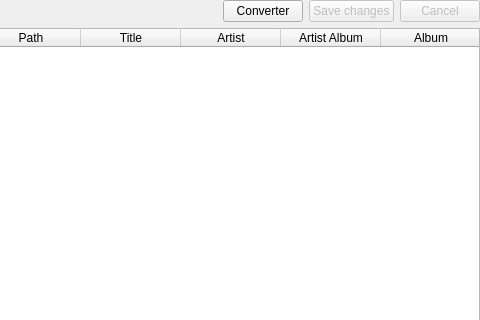
First picture: the form in code/MiamPlayer/tageditor.ui, repository MBach/Miam-Player, before the edit; both pictures show x 120 to 600 and y 0 to 320 of the 600 by 600 pixel window.
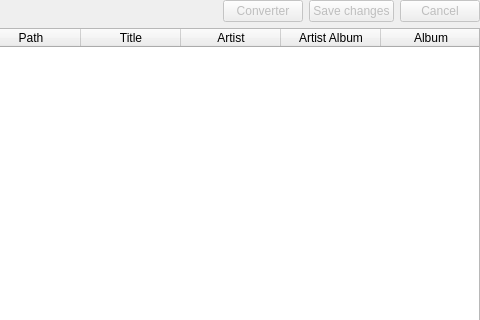
Second picture: the form after the edit. Icons and pictures are not drawn. Custom widgets are drawn as their Qt base class.

The edit to the form file:
```diff
--- a/code/MiamPlayer/tageditor.ui
+++ b/code/MiamPlayer/tageditor.ui
@@ -50,6 +50,9 @@
      </item>
      <item>
       <widget class="QPushButton" name="convertPushButton">
+       <property name="enabled">
+        <bool>false</bool>
+       </property>
        <property name="text">
         <string>Converter</string>
        </property>
```
